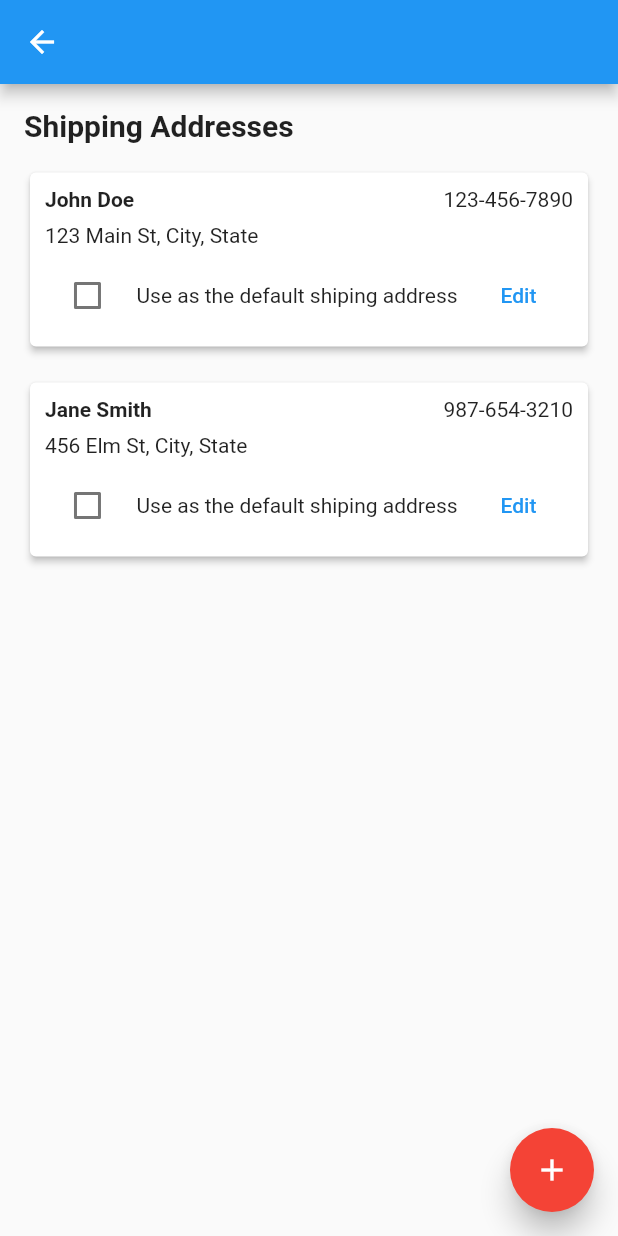
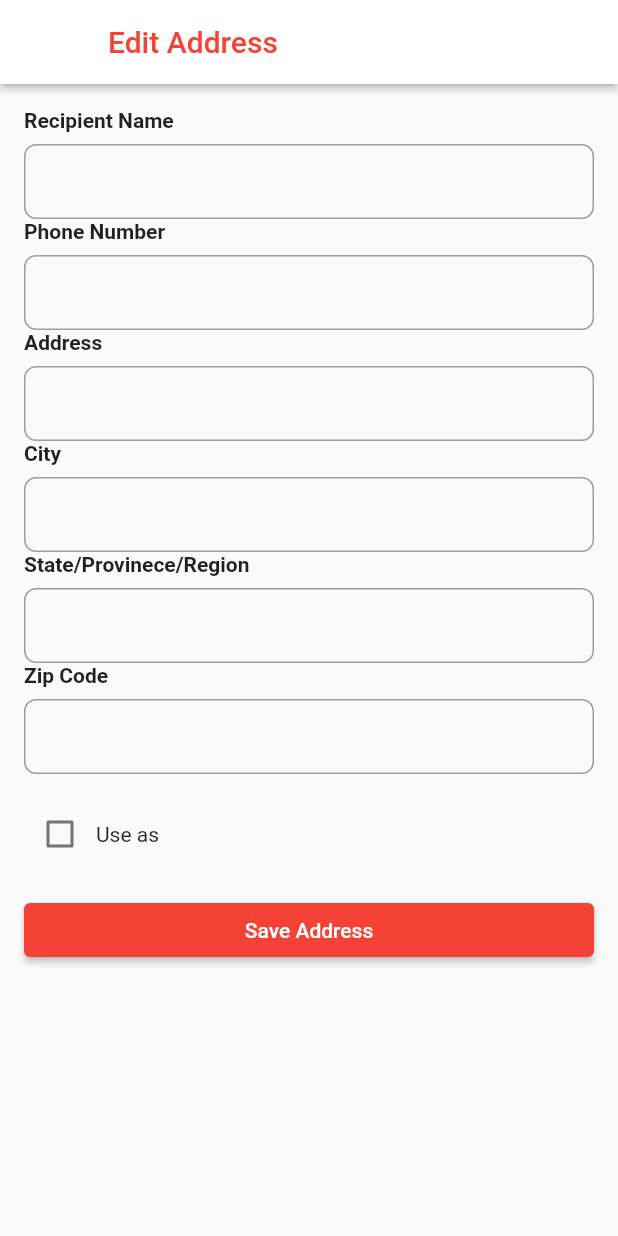
Before and after one commit to DoThaoNguyenn/flutter_nhom5_petshop, a Flutter app: the ShippingAddressesPage screen opened directly, after a tap on "Edit", on a phone screen of 412 x 824 dp. Run offline on Flutter 3.47's test engine with Material 2 defaults, Android fonts, the phone set to English and light mode, and no system bars.

Commit message:
add&edit_address

```diff
--- /dev/null
+++ b/lib/screens/editadd.dart
@@ -0,0 +1,247 @@
+import 'package:flutter/material.dart';
+
+class EditAddAddressPage extends StatelessWidget {
+  @override
+  Widget build(BuildContext context) {
+    return Scaffold(
+      appBar: AppBar(
+        backgroundColor: Colors.white,
+        elevation: 2,
+        leading: IconButton(
+          icon: Icon(Icons.arrow_back),
+          onPressed: () {
+            Navigator.pop(context); // Xử lý sự kiện khi nút "Back" được nhấn
+          },
+        ),
+        title: Text(
+          'Edit Address',
+          style: TextStyle(color: Colors.red),
+        ),
+      ),
+      body: Padding(
+        padding: EdgeInsets.all(16.0),
+        child: SingleChildScrollView(
+          child: Column(
+            crossAxisAlignment: CrossAxisAlignment.stretch,
+            children: [
+              Text(
+                'Recipient Name',
+                style: TextStyle(
+                  fontWeight: FontWeight.bold,
+                ),
+              ),
+              SizedBox(height: 8.0),
+              Container(
+                decoration: BoxDecoration(
+                  border: Border.all(
+                    color: Colors.grey, // Màu của border
+                    width: 1.0, // Độ dày của border
+                  ),
+                  borderRadius: BorderRadius.circular(8.0), // Bo góc của border
+                ),
+                child: TextField(
+                  decoration: InputDecoration(
+                    border:
+                        InputBorder.none, // Ẩn border mặc định của TextField
+                    contentPadding: EdgeInsets.symmetric(
+                        horizontal: 16.0,
+                        vertical:
+                            12.0), // Khoảng cách giữa border và nội dung TextField
+                  ),
+                ),
+              ),
+              Text(
+                'Phone Number',
+                style: TextStyle(
+                  fontWeight: FontWeight.bold,
+                ),
+              ),
+              SizedBox(height: 8.0),
+              Container(
+                decoration: BoxDecoration(
+                  border: Border.all(
+                    color: Colors.grey, // Màu của border
+                    width: 1.0, // Độ dày của border
+                  ),
+                  borderRadius: BorderRadius.circular(8.0), // Bo góc của border
+                ),
+                child: TextField(
+                  decoration: InputDecoration(
+                    border:
+                        InputBorder.none, // Ẩn border mặc định của TextField
+                    contentPadding: EdgeInsets.symmetric(
+                        horizontal: 16.0,
+                        vertical:
+                            12.0), // Khoảng cách giữa border và nội dung TextField
+                  ),
+                ),
+              ),
+              Text(
+                'Address',
+                style: TextStyle(
+                  fontWeight: FontWeight.bold,
+                ),
+              ),
+              SizedBox(height: 8.0),
+              Container(
+                decoration: BoxDecoration(
+                  border: Border.all(
+                    color: Colors.grey, // Màu của border
+                    width: 1.0, // Độ dày của border
+                  ),
+                  borderRadius: BorderRadius.circular(8.0), // Bo góc của border
+                ),
+                child: TextField(
+                  decoration: InputDecoration(
+                    border:
+                        InputBorder.none, // Ẩn border mặc định của TextField
+                    contentPadding: EdgeInsets.symmetric(
+                        horizontal: 16.0,
+                        vertical:
+                            12.0), // Khoảng cách giữa border và nội dung TextField
+                  ),
+                ),
+              ),
+              Text(
+                'City',
+                style: TextStyle(
+                  fontWeight: FontWeight.bold,
+                ),
+              ),
+              SizedBox(height: 8.0),
+              Container(
+                decoration: BoxDecoration(
+                  border: Border.all(
+                    color: Colors.grey, // Màu của border
+                    width: 1.0, // Độ dày của border
+                  ),
+                  borderRadius: BorderRadius.circular(8.0), // Bo góc của border
+                ),
+                child: TextField(
+                  decoration: InputDecoration(
+                    border:
+                        InputBorder.none, // Ẩn border mặc định của TextField
+                    contentPadding: EdgeInsets.symmetric(
+                        horizontal: 16.0,
+                        vertical:
+                            12.0), // Khoảng cách giữa border và nội dung TextField
+                  ),
+                ),
+              ),
+              Text(
+                'State/Provinece/Region',
+                style: TextStyle(
+                  fontWeight: FontWeight.bold,
+                ),
+              ),
+              SizedBox(height: 8.0),
+              Container(
+                decoration: BoxDecoration(
+                  border: Border.all(
+                    color: Colors.grey, // Màu của border
+                    width: 1.0, // Độ dày của border
+                  ),
+                  borderRadius: BorderRadius.circular(8.0), // Bo góc của border
+                ),
+                child: TextField(
+                  decoration: InputDecoration(
+                    border:
+                        InputBorder.none, // Ẩn border mặc định của TextField
+                    contentPadding: EdgeInsets.symmetric(
+                        horizontal: 16.0,
+                        vertical:
+                            12.0), // Khoảng cách giữa border và nội dung TextField
+                  ),
+                ),
+              ),
+              Text(
+                'Zip Code',
+                style: TextStyle(
+                  fontWeight: FontWeight.bold,
+                ),
+              ),
+              SizedBox(height: 8.0),
+              Container(
+                decoration: BoxDecoration(
+                  border: Border.all(
+                    color: Colors.grey, // Màu của border
+                    width: 1.0, // Độ dày của border
+                  ),
+                  borderRadius: BorderRadius.circular(8.0), // Bo góc của border
+                ),
+                child: TextField(
+                  decoration: InputDecoration(
+                    border:
+                        InputBorder.none, // Ẩn border mặc định của TextField
+                    contentPadding: EdgeInsets.symmetric(
+                        horizontal: 16.0,
+                        vertical:
+                            12.0), // Khoảng cách giữa border và nội dung TextField
+                  ),
+                ),
+              ),
+              SizedBox(height: 16.0),
+              Row(
+                children: [
+                  Checkbox(
+                    value: false,
+                    onChanged: (value) {
+                      // Xử lý sự kiện thay đổi giá trị checkbox
+                    },
+                  ),
+                  Text('Use as'),
+                ],
+              ),
+              SizedBox(height: 16.0),
+              ElevatedButton(
+                style: ElevatedButton.styleFrom(
+                  primary: Colors.red, // Đặt màu nền đỏ cho button
+                ),
+                onPressed: () {
+                  // Xử lý sự kiện khi nút "Save Address" được nhấn
+                  addToCart(context);
+                },
+                child: Text('Save Address'),
+              ),
+            ],
+          ),
+        ),
+      ),
+    );
+  }
+}
+
+void main() {
+  runApp(MaterialApp(
+    home: EditAddAddressPage(),
+  ));
+}
+
+void addToCart(BuildContext context) {
+  showDialog(
+    context: context,
+    builder: (BuildContext dialogContext) {
+      return AlertDialog(
+        content: Column(
+          mainAxisSize:
+              MainAxisSize.min, // Đảm bảo cột chỉ chiếm không gian cần thiết
+          children: [
+            Icon(
+              Icons.check_circle,
+              color: Colors.green,
+              size: 48,
+            ),
+            SizedBox(height: 8),
+            Text(
+              'Successful',
+              style: TextStyle(
+                fontSize: 18,
+                fontWeight: FontWeight.bold,
+              ),
+            ),
+          ],
+        ),
+      );
+    },
+  );
+}
--- a/lib/screens/shipping_add.dart
+++ b/lib/screens/shipping_add.dart
@@ -1,5 +1,8 @@
 import 'package:flutter/material.dart';
+import 'package:flutter_nhom5_petshop/screens/addshippingadd.dart';
 
+
+import 'package:flutter_nhom5_petshop/screens/editadd.dart';
 class ShippingAddressesPage extends StatefulWidget {
   @override
   _ShippingAddressesPageState createState() => _ShippingAddressesPageState();
@@ -24,6 +27,8 @@ class _ShippingAddressesPageState extends State<ShippingAddressesPage> {
             Navigator.pop(context);
           },
         ),
+        iconTheme: IconThemeData(
+            color: Colors.red), //
       ),
       body: Container(
         padding: EdgeInsets.all(16.0),
@@ -58,7 +63,12 @@ class _ShippingAddressesPageState extends State<ShippingAddressesPage> {
       ),
       floatingActionButton: FloatingActionButton(
         onPressed: () {
-          // TODO: Xử lý hành động khi nhấn vào Floating Action Button
+          Navigator.push(
+            context,
+            MaterialPageRoute(
+              builder: (context) => AddAddressPage(),
+            ),
+          );
         },
         child: Icon(Icons.add),
         backgroundColor: Colors.red,
@@ -116,8 +126,9 @@ class ShippingAddressCard extends StatelessWidget {
                   onChanged: (value) {
                     onSelect(name);
                   },
+                  activeColor: Colors.red,
                 ),
-                Text('Use as the default shiping address'),
+                Text('Use as the default shipping address'),
                 Row(
                   mainAxisAlignment: MainAxisAlignment.end,
                   children: [
@@ -125,7 +136,14 @@ class ShippingAddressCard extends StatelessWidget {
                       onPressed: () {
                         // TODO: Xử lý hành động chỉnh sửa địa chỉ
                       },
-                      child: Text('Edit'),
+                      child:
+                        TextButton(
+  onPressed: () {
+    _navigateToEditAddressPage(context);
+  },
+  child: Text('Edit'),
+),
+
                     ),
                   ],
                 ),
@@ -138,6 +156,34 @@ class ShippingAddressCard extends StatelessWidget {
   }
 }
 
+class AddShippingCartPage extends StatelessWidget {
+  @override
+  Widget build(BuildContext context) {
+    return Scaffold(
+      appBar: AppBar(
+        leading: IconButton(
+          icon: Icon(Icons.arrow_back),
+          onPressed: () {
+            Navigator.pop(context);
+          },
+        ),
+        title: Text('Add Shipping Cart'),
+      ),
+      body: Container(
+        // TODO: Thêm UI cho trang "add_shipping_cart"
+      ),
+    );
+  }
+}
+void _navigateToEditAddressPage(BuildContext context) {
+  Navigator.push(
+    context,
+    MaterialPageRoute(
+      builder: (context) => EditAddAddressPage(),
+    ),
+  );
+}
+
 void main() {
   runApp(MaterialApp(
     home: ShippingAddressesPage(),
```
Also changed, not shown: lib/screens/addshippingadd.dart (added, +247 -0 lines).
